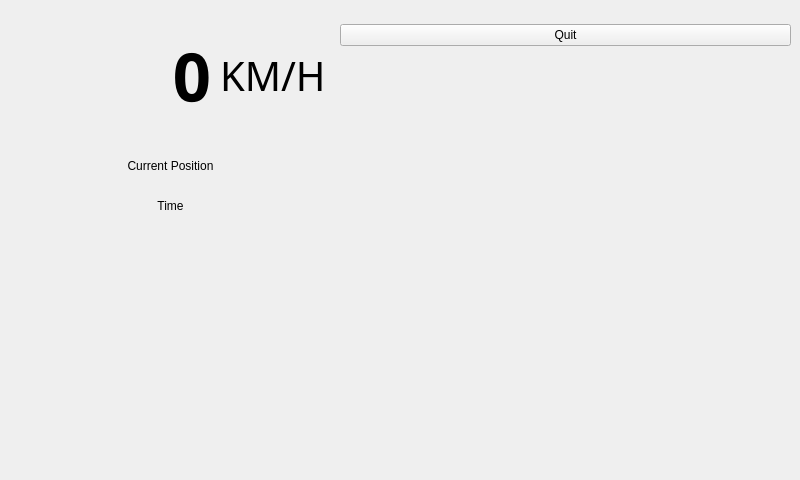
Old version of the form src/ui/main_window.ui in the repository anthony-mills/nomadicpi.
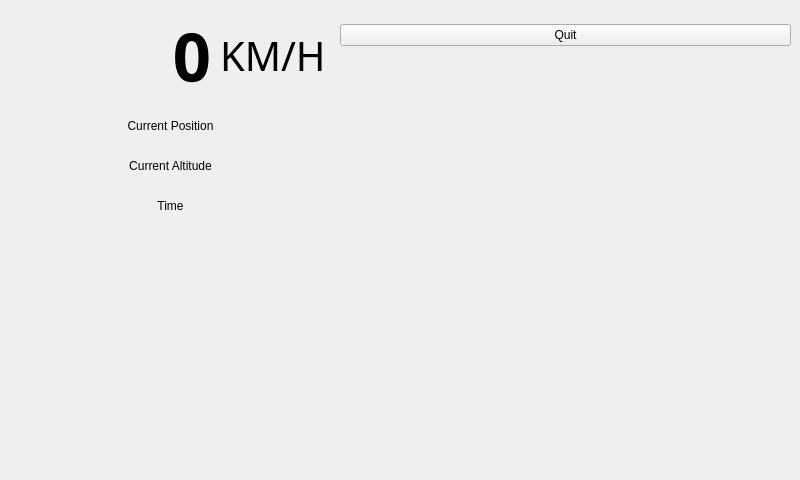
New version of the form.

Commit message: Added altitude to the GPS information

```diff
--- a/src/ui/main_window.ui
+++ b/src/ui/main_window.ui
@@ -22,7 +22,7 @@
      <x>10</x>
      <y>10</y>
      <width>201</width>
-     <height>131</height>
+     <height>91</height>
     </rect>
    </property>
    <layout class="QHBoxLayout" name="CurrentSpeedArea">
@@ -72,7 +72,7 @@
    <property name="geometry">
     <rect>
      <x>10</x>
-     <y>150</y>
+     <y>110</y>
      <width>321</width>
      <height>31</height>
     </rect>
@@ -96,7 +96,7 @@
      <x>220</x>
      <y>10</y>
      <width>111</width>
-     <height>131</height>
+     <height>91</height>
     </rect>
    </property>
    <layout class="QHBoxLayout" name="SpeedUnit">
@@ -119,12 +119,34 @@
    <property name="geometry">
     <rect>
      <x>10</x>
-     <y>190</y>
+     <y>150</y>
      <width>321</width>
      <height>31</height>
     </rect>
    </property>
    <layout class="QVBoxLayout" name="verticalLayout">
+    <item>
+     <widget class="QLabel" name="CurrentAltitude">
+      <property name="text">
+       <string>Current Altitude</string>
+      </property>
+      <property name="alignment">
+       <set>Qt::AlignCenter</set>
+      </property>
+     </widget>
+    </item>
+   </layout>
+  </widget>
+  <widget class="QWidget" name="verticalLayoutWidget_2">
+   <property name="geometry">
+    <rect>
+     <x>10</x>
+     <y>190</y>
+     <width>321</width>
+     <height>31</height>
+    </rect>
+   </property>
+   <layout class="QVBoxLayout" name="verticalLayout_2">
     <item>
      <widget class="QLabel" name="TimeInfo">
       <property name="text">
```
The commit also changes 2 other files.
